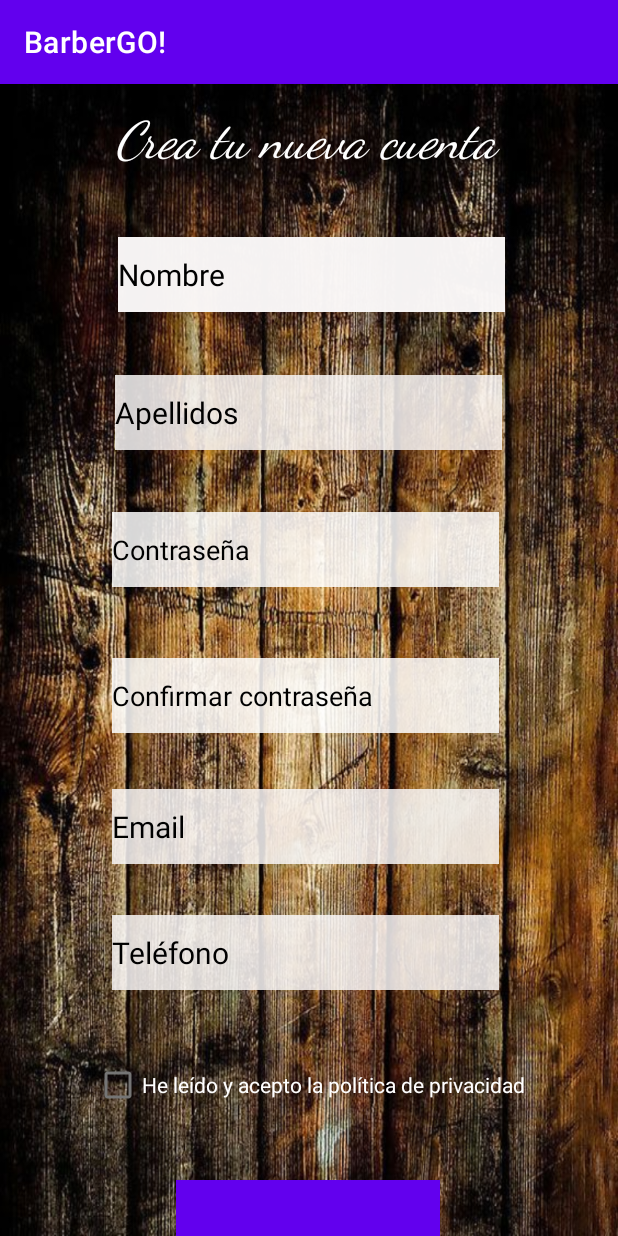
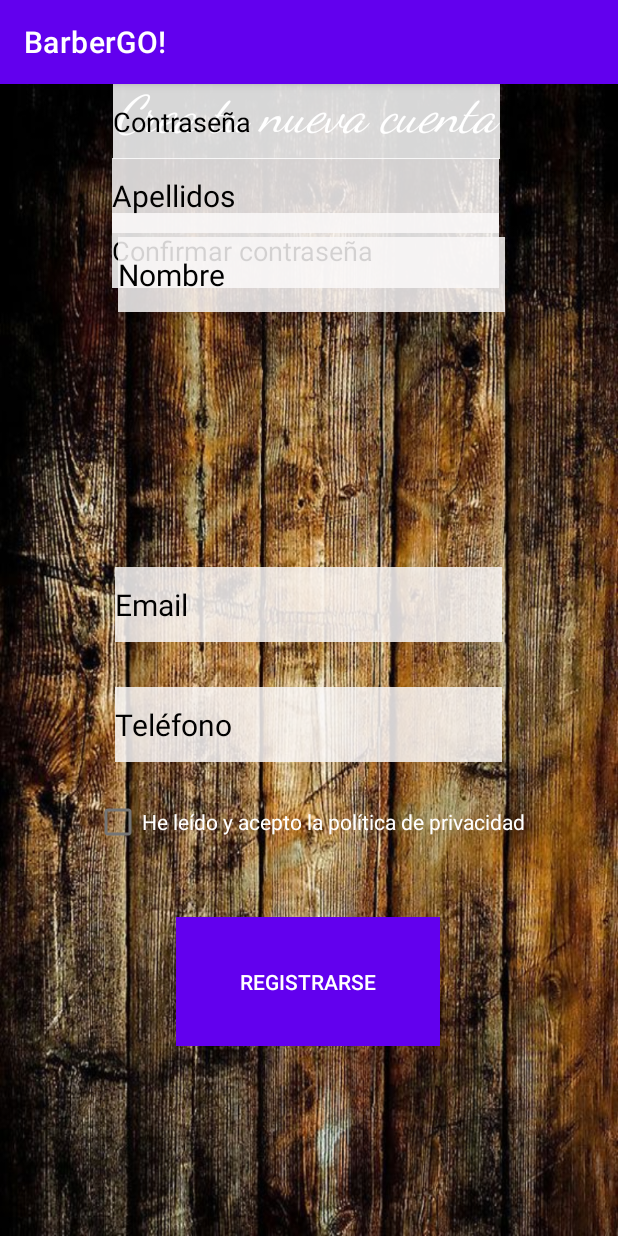
Before and after one commit to LordMatraka/Android_BarberGO, an Android app: the RegisterActivity screen opened directly, with no data from a screen before it, on a phone screen of 412 x 824 dp. Run offline under Robolectric (Android 15) with nearby library versions, the phone set to English and light mode, and no system bars; our stand-ins replace Firebase (no records; nobody signed in at launch, a user with empty details on screens opened directly).

Commit message:
Last changes

```diff
--- a/app/src/main/java/com/example/barbergo/RegisterActivity.java
+++ b/app/src/main/java/com/example/barbergo/RegisterActivity.java
@@ -32,12 +32,6 @@ public class RegisterActivity extends AppCompatActivity {
     private EditText userPassword2;
     private EditText userEmail;
     private EditText userPhone;
-    private EditText errorNombre;
-    private EditText errorApellido;
-    private EditText errorContrasena1;
-    private EditText errorContrasena2;
-    private EditText errorEmail;
-    private EditText errorPhone;
     private Button botonRegistro;
     private CheckBox checkBox1;
 
--- a/app/src/main/res/layout/activity_citas.xml
+++ b/app/src/main/res/layout/activity_citas.xml
@@ -20,7 +20,7 @@
                 android:id="@+id/BotonCita"
                 android:layout_width="384dp"
                 android:layout_height="wrap_content"
-                android:backgroundTint="#A17575"
+                android:backgroundTint="#7249C5"
                 android:text="Solicitar Cita" />
 
             <CalendarView
@@ -40,7 +40,7 @@
                 android:id="@+id/botonEstilista"
                 android:layout_width="384dp"
                 android:layout_height="wrap_content"
-                android:backgroundTint="#A17575"
+                android:backgroundTint="#7249C5"
                 android:text="Seleccione un estilista" />
 
             <TimePicker
@@ -49,7 +49,7 @@
                 android:layout_height="wrap_content"
                 android:layout_marginBottom="16dp"
                 android:headerBackground="@drawable/_2696b_696df6809f6c4ebb974a673dee3e6d69_mv2"
-                android:numbersSelectorColor="#C69F9F"
+                android:numbersSelectorColor="#7249C5"
                 android:scaleType="centerCrop" />
         </LinearLayout>
     </ScrollView>
--- a/app/src/main/res/layout/activity_feedback.xml
+++ b/app/src/main/res/layout/activity_feedback.xml
@@ -26,7 +26,7 @@
         android:id="@+id/botonLocal1"
         android:layout_width="224dp"
         android:layout_height="101dp"
-        android:backgroundTint="#9F6868"
+        android:backgroundTint="#7249C5"
         android:backgroundTintMode="add"
         android:drawableTint="#CC6C6C"
         android:text="RB Filosofía"
@@ -42,7 +42,7 @@
         android:id="@+id/botonLocal2"
         android:layout_width="230dp"
         android:layout_height="91dp"
-        android:backgroundTint="#9F6B6B"
+        android:backgroundTint="#7249C5"
         android:text="RB Lepanto"
         android:textSize="24sp"
         app:layout_constraintBottom_toBottomOf="parent"
--- a/app/src/main/res/layout/activity_general.xml
+++ b/app/src/main/res/layout/activity_general.xml
@@ -11,7 +11,7 @@
         android:id="@+id/botonMeet"
         android:layout_width="179dp"
         android:layout_height="89dp"
-        android:backgroundTint="#976B6B"
+        android:backgroundTint="#7249C5"
         android:backgroundTintMode="add"
         android:text="Conócenos"
         app:layout_constraintBottom_toBottomOf="parent"
@@ -25,7 +25,7 @@
         android:id="@+id/botonOfertas"
         android:layout_width="185dp"
         android:layout_height="88dp"
-        android:backgroundTint="#A17171"
+        android:backgroundTint="#7249C5"
         android:backgroundTintMode="add"
         android:text="Ofertas y promos"
         app:layout_constraintBottom_toBottomOf="parent"
@@ -54,7 +54,7 @@
         android:id="@+id/botonCita1"
         android:layout_width="189dp"
         android:layout_height="87dp"
-        android:backgroundTint="#986B6B"
+        android:backgroundTint="#7249C5"
         android:backgroundTintMode="add"
         android:text="Coger cita"
         app:layout_constraintBottom_toBottomOf="parent"
--- a/app/src/main/res/layout/activity_main.xml
+++ b/app/src/main/res/layout/activity_main.xml
@@ -26,7 +26,7 @@
         android:id="@+id/botonLogin"
         android:layout_width="wrap_content"
         android:layout_height="wrap_content"
-        android:backgroundTint="#A18484"
+        android:backgroundTint="#7249C5"
         android:text="Iniciar sesión"
         app:layout_constraintBottom_toTopOf="@+id/botonRegistro2"
         app:layout_constraintEnd_toEndOf="parent"
@@ -39,7 +39,7 @@
         android:layout_width="wrap_content"
         android:layout_height="wrap_content"
         android:layout_marginBottom="164dp"
-        android:backgroundTint="#B64B4B"
+        android:backgroundTint="#4E3383"
         android:text="Registrarse"
         app:layout_constraintBottom_toBottomOf="parent"
         app:layout_constraintEnd_toEndOf="parent"
@@ -138,6 +138,7 @@
         android:ems="10"
         android:hint="Contraseña"
         android:inputType="textPassword"
+        android:textColor="#FFFFFF"
         android:textColorHint="#FFFFFF"
         app:layout_constraintEnd_toEndOf="parent"
         app:layout_constraintHorizontal_bias="0.544"
--- a/app/src/main/res/layout/activity_register.xml
+++ b/app/src/main/res/layout/activity_register.xml
@@ -12,7 +12,7 @@
         android:id="@+id/userPassword2"
         android:layout_width="258dp"
         android:layout_height="50dp"
-        android:layout_marginTop="28dp"
+        android:layout_marginTop="36dp"
         android:background="@color/white"
         android:backgroundTint="#D7FFFFFF"
         android:ems="10"
@@ -22,12 +22,13 @@
         app:layout_constraintEnd_toEndOf="parent"
         app:layout_constraintHorizontal_bias="0.483"
         app:layout_constraintStart_toStartOf="parent"
-        app:layout_constraintTop_toBottomOf="@+id/errorContrasena1" />
+        app:layout_constraintTop_toBottomOf="@+id/userPassword" />
 
     <EditText
         android:id="@+id/userPhone"
         android:layout_width="258dp"
         android:layout_height="50dp"
+        android:layout_marginBottom="396dp"
         android:background="@color/white"
         android:backgroundTint="#D7FBF8F8"
         android:ems="10"
@@ -39,60 +40,13 @@
         android:textSize="20sp"
         app:layout_constraintBottom_toBottomOf="parent"
         app:layout_constraintEnd_toEndOf="parent"
-        app:layout_constraintHorizontal_bias="0.483"
+        app:layout_constraintHorizontal_bias="0.496"
         app:layout_constraintStart_toStartOf="parent"
-        app:layout_constraintTop_toBottomOf="@+id/errorContrasena2"
-        app:layout_constraintVertical_bias="0.068" />
-
-    <TextView
-        android:id="@+id/errorEmail1"
-        android:layout_width="wrap_content"
-        android:layout_height="wrap_content"
-        android:text="Este campo es obligatorio"
-        android:textColor="#FFFFFF"
-        android:visibility="invisible"
-        app:layout_constraintEnd_toEndOf="parent"
-        app:layout_constraintHorizontal_bias="0.298"
-        app:layout_constraintStart_toStartOf="parent"
-        app:layout_constraintTop_toBottomOf="@+id/userPhone" />
-
-    <TextView
-        android:id="@+id/errorContrasena2"
-        android:layout_width="wrap_content"
-        android:layout_height="wrap_content"
-        android:text="Este campo es obligatorio"
-        android:textColor="#FFFFFF"
-        android:visibility="invisible"
         app:layout_constraintTop_toBottomOf="@+id/userPassword2"
-        tools:layout_editor_absoluteX="78dp" />
-
-    <TextView
-        android:id="@+id/errorContrasena1"
-        android:layout_width="wrap_content"
-        android:layout_height="wrap_content"
-        android:text="Este campo es obligatorio"
-        android:textColor="#FFFFFF"
-        android:visibility="invisible"
-        app:layout_constraintTop_toBottomOf="@+id/userPassword"
-        tools:layout_editor_absoluteX="74dp" />
-
-    <TextView
-        android:id="@+id/errorNombre"
-        android:layout_width="175dp"
-        android:layout_height="21dp"
-        android:text="Este campo es obligatorio"
-        android:textColor="#FFFFFF"
-        android:visibility="invisible"
-        app:layout_constraintBottom_toTopOf="@+id/userSurnames"
-        app:layout_constraintEnd_toEndOf="parent"
-        app:layout_constraintHorizontal_bias="0.33"
-        app:layout_constraintStart_toStartOf="parent"
-        app:layout_constraintTop_toBottomOf="@+id/userName"
-        app:layout_constraintVertical_bias="0.0"
-        tools:visibility="invisible" />
+        app:layout_constraintVertical_bias="1.0" />
 
     <EditText
-        android:id="@+id/userName4"
+        android:id="@+id/userName"
         android:layout_width="258dp"
         android:layout_height="50dp"
         android:background="@color/white"
@@ -122,41 +76,29 @@
         android:textAlignment="textStart"
         android:textColor="#000000"
         android:textSize="20sp"
-        app:layout_constraintBottom_toBottomOf="parent"
+        app:layout_constraintBottom_toTopOf="@+id/userPassword"
         app:layout_constraintEnd_toEndOf="parent"
-        app:layout_constraintHorizontal_bias="0.496"
+        app:layout_constraintHorizontal_bias="0.483"
         app:layout_constraintStart_toStartOf="parent"
-        app:layout_constraintTop_toBottomOf="@+id/userName4"
-        app:layout_constraintVertical_bias="0.074" />
-
-    <TextView
-        android:id="@+id/errorApellido"
-        android:layout_width="165dp"
-        android:layout_height="17dp"
-        android:text="Este campo es obligatorio"
-        android:textColor="#FFFFFF"
-        android:visibility="invisible"
-        app:layout_constraintEnd_toEndOf="parent"
-        app:layout_constraintHorizontal_bias="0.317"
-        app:layout_constraintStart_toStartOf="parent"
-        app:layout_constraintTop_toBottomOf="@+id/userSurnames" />
+        app:layout_constraintTop_toBottomOf="@+id/userName"
+        app:layout_constraintVertical_bias="0.508" />
 
     <CheckBox
         android:id="@+id/checkBox1"
         android:layout_width="wrap_content"
         android:layout_height="wrap_content"
+        android:layout_marginBottom="252dp"
         android:text="He leído y acepto la política de privacidad"
         android:textColor="#FFFFFF"
         app:layout_constraintBottom_toBottomOf="parent"
         app:layout_constraintEnd_toEndOf="parent"
-        app:layout_constraintStart_toStartOf="parent"
-        app:layout_constraintTop_toBottomOf="@+id/errorPhone"
-        app:layout_constraintVertical_bias="0.209" />
+        app:layout_constraintStart_toStartOf="parent" />
 
     <EditText
         android:id="@+id/userName8"
         android:layout_width="258dp"
         android:layout_height="50dp"
+        android:layout_marginBottom="316dp"
         android:background="@color/white"
         android:backgroundTint="#D7FBF8F8"
         android:ems="10"
@@ -168,41 +110,10 @@
         android:textSize="20sp"
         app:layout_constraintBottom_toBottomOf="parent"
         app:layout_constraintEnd_toEndOf="parent"
-        app:layout_constraintHorizontal_bias="0.483"
+        app:layout_constraintHorizontal_bias="0.496"
         app:layout_constraintStart_toStartOf="parent"
-        app:layout_constraintTop_toBottomOf="@+id/errorEmail1"
-        app:layout_constraintVertical_bias="0.081" />
-
-    <TextView
-        android:id="@+id/errorPhone"
-        android:layout_width="wrap_content"
-        android:layout_height="wrap_content"
-        android:text="Este campo es obligatorio"
-        android:textColor="#FFFFFF"
-        android:visibility="invisible"
-        app:layout_constraintEnd_toEndOf="parent"
-        app:layout_constraintHorizontal_bias="0.298"
-        app:layout_constraintStart_toStartOf="parent"
-        app:layout_constraintTop_toBottomOf="@+id/userName8" />
-
-    <EditText
-        android:id="@+id/userName"
-        android:layout_width="258dp"
-        android:layout_height="50dp"
-        android:background="@color/white"
-        android:backgroundTint="#D7FBF8F8"
-        android:ems="10"
-        android:inputType="textPersonName"
-        android:text="Nombre"
-        android:textAlignment="textStart"
-        android:textColor="#000000"
-        android:textSize="20sp"
-        app:layout_constraintBottom_toBottomOf="parent"
-        app:layout_constraintEnd_toEndOf="parent"
-        app:layout_constraintHorizontal_bias="0.509"
-        app:layout_constraintStart_toStartOf="parent"
-        app:layout_constraintTop_toTopOf="parent"
-        app:layout_constraintVertical_bias="0.142" />
+        app:layout_constraintTop_toBottomOf="@+id/userPhone"
+        app:layout_constraintVertical_bias="1.0" />
 
     <TextView
         android:id="@+id/textView"
@@ -215,12 +126,10 @@
         android:textColor="#FFFFFF"
         android:textSize="34sp"
         android:textStyle="italic"
-        app:layout_constraintBottom_toTopOf="@+id/userName"
         app:layout_constraintEnd_toEndOf="parent"
         app:layout_constraintHorizontal_bias="0.486"
         app:layout_constraintStart_toStartOf="parent"
-        app:layout_constraintTop_toTopOf="parent"
-        app:layout_constraintVertical_bias="0.408" />
+        app:layout_constraintTop_toTopOf="parent" />
 
     <Button
         android:id="@+id/botonRegistro"
@@ -248,14 +157,13 @@
         android:layout_width="wrap_content"
         android:layout_height="wrap_content"
         android:textColor="#FFFFFF"
-        app:layout_constraintTop_toBottomOf="@+id/userName"
-        tools:layout_editor_absoluteX="78dp" />
+        tools:layout_editor_absoluteX="78dp"
+        tools:layout_editor_absoluteY="149dp" />
 
     <EditText
         android:id="@+id/userPassword"
         android:layout_width="258dp"
         android:layout_height="50dp"
-        android:layout_marginTop="24dp"
         android:background="@color/white"
         android:backgroundTint="#D7FFFFFF"
         android:ems="10"
@@ -263,8 +171,8 @@
         android:inputType="textPassword"
         android:textColorHint="#000000"
         app:layout_constraintEnd_toEndOf="parent"
-        app:layout_constraintHorizontal_bias="0.483"
+        app:layout_constraintHorizontal_bias="0.49"
         app:layout_constraintStart_toStartOf="parent"
-        app:layout_constraintTop_toBottomOf="@+id/errorApellido" />
+        tools:layout_editor_absoluteY="278dp" />
 
 </androidx.constraintlayout.widget.ConstraintLayout>
--- a/app/src/main/res/layout/employee_list_item.xml
+++ b/app/src/main/res/layout/employee_list_item.xml
@@ -3,7 +3,7 @@
     xmlns:app="http://schemas.android.com/apk/res-auto"
     android:layout_width="match_parent"
     android:layout_height="150dp"
-    android:background="@drawable/f547913506441f4eea53b3076c75f179">
+    android:background="@drawable/estudiar_barberia">
 
     <ImageView
         android:id="@+id/employeeImage"
--- a/app/src/main/res/layout/list_item.xml
+++ b/app/src/main/res/layout/list_item.xml
@@ -3,8 +3,8 @@
     xmlns:app="http://schemas.android.com/apk/res-auto"
     android:layout_width="match_parent"
     android:layout_height="150dp"
-    android:orientation="horizontal"
-    android:background="@drawable/f547913506441f4eea53b3076c75f179">
+    android:background="@drawable/estudiar_barberia"
+    android:orientation="horizontal">
 
     <ImageView
         android:id="@+id/promsImage"
```
